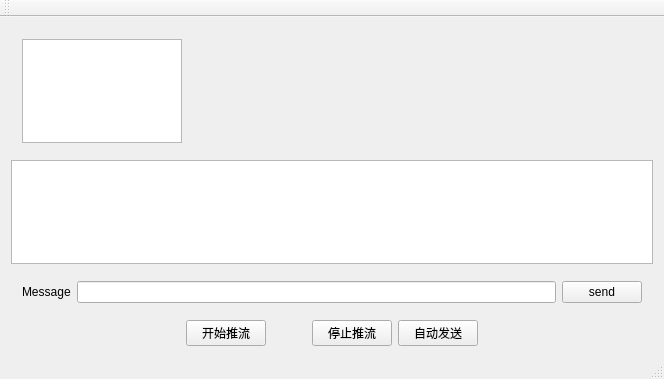
First picture: the form in mainwindow.ui, repository weinkym/zegoapp, before the edit.
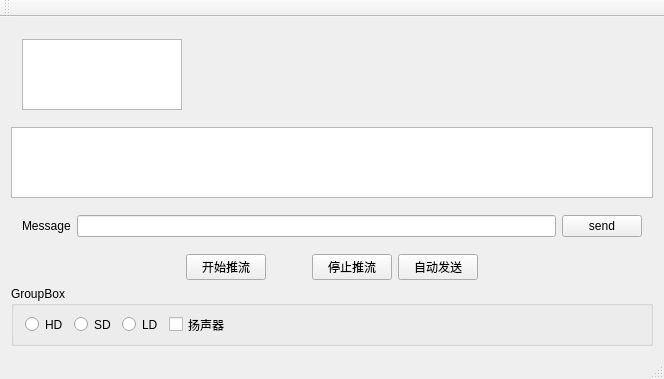
Second picture: the form after the edit.

```diff
--- a/mainwindow.ui
+++ b/mainwindow.ui
@@ -163,6 +163,62 @@
       </item>
      </layout>
     </item>
+    <item>
+     <widget class="QGroupBox" name="groupBox">
+      <property name="minimumSize">
+       <size>
+        <width>0</width>
+        <height>60</height>
+       </size>
+      </property>
+      <property name="title">
+       <string>GroupBox</string>
+      </property>
+      <layout class="QHBoxLayout" name="horizontalLayout_5">
+       <item>
+        <widget class="QRadioButton" name="radioButtonHD">
+         <property name="text">
+          <string>HD</string>
+         </property>
+        </widget>
+       </item>
+       <item>
+        <widget class="QRadioButton" name="radioButtonSD">
+         <property name="text">
+          <string>SD</string>
+         </property>
+        </widget>
+       </item>
+       <item>
+        <widget class="QRadioButton" name="radioButtonLD">
+         <property name="text">
+          <string>LD</string>
+         </property>
+        </widget>
+       </item>
+       <item>
+        <widget class="QCheckBox" name="checkBoxSound">
+         <property name="text">
+          <string>扬声器</string>
+         </property>
+        </widget>
+       </item>
+       <item>
+        <spacer name="horizontalSpacer_4">
+         <property name="orientation">
+          <enum>Qt::Horizontal</enum>
+         </property>
+         <property name="sizeHint" stdset="0">
+          <size>
+           <width>485</width>
+           <height>20</height>
+          </size>
+         </property>
+        </spacer>
+       </item>
+      </layout>
+     </widget>
+    </item>
    </layout>
   </widget>
   <widget class="QMenuBar" name="menuBar">
```
